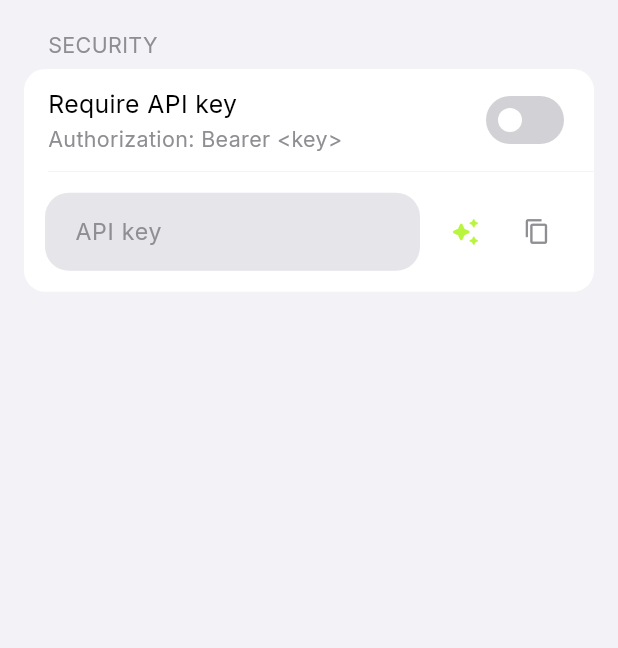
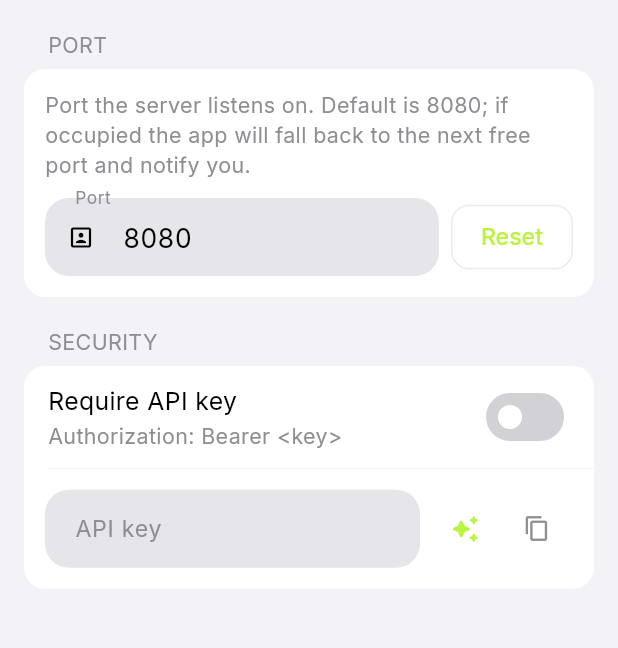
Before and after one commit to dollarbr/mobileLM, a Flutter app: the ServerView screen opened directly, on a phone screen of 412 x 824 dp, the part 408-1056 px from its top. Run offline on Flutter 3.47's test engine with Material 3 defaults, Android fonts, the phone set to English and light mode, and no system bars; our stand-ins replace battery_plus, device_info_plus, dio, file_picker, firebase_core, firebase_crashlytics and 12 more; missing offline and left inert: dart:ffi, flutter_background_service, gal, light_sensor, network_info_plus, screen_brightness and 1 more; accounts and stored records are empty; statements that could not run were skipped.

Commit message:
feat(server): configurable port with auto-fallback when occupied
- Add keyServerPort/defaultServerPort to AppConstants
- ServerController now reads/writes user-configured port from hive
- Port probe (isPortFree/findAvailablePort) walks 8081..9000 if the
  configured port is already bound
- Snack shows: "Port XXXX is already in use. Server will run on YYYY."
- ServerView gains a Port input + Reset button above the Security section
- Default port returns to 8080 (was hardcoded 8888)

```diff
--- a/lib/controllers/server_controller.dart
+++ b/lib/controllers/server_controller.dart
@@ -1,4 +1,5 @@
 import 'dart:async';
+import 'dart:io';
 import 'dart:math';
 
 import 'package:flutter/material.dart';
@@ -25,9 +26,15 @@ class ServerController extends GetxController {
   final useApiKey = false.obs;
   final apiKey = ''.obs;
 
+  /// User-configured port (default 8080). May be overridden at start time
+  /// if the user's choice is already in use.
+  final serverPort = RxInt(8080);
+
+  late final TextEditingController portCtrl;
   late final TextEditingController apiKeyCtrl;
 
-  static const int port = 8888;
+  static const int _defaultPort = 8080;
+  static const int _maxPortProbe = 9000;
 
   @override
   void onInit() {
@@ -35,7 +42,11 @@ class ServerController extends GetxController {
     useApiKey.value =
         _hive.getSetting<bool>(AppConstants.keyServerUseApiKey) ?? false;
     apiKey.value = _hive.getSetting<String>(AppConstants.keyServerApiKey) ?? '';
+    serverPort.value =
+        _hive.getSetting<int>(AppConstants.keyServerPort) ?? _defaultPort;
 
+    portCtrl =
+        TextEditingController(text: serverPort.value.toString());
     apiKeyCtrl = TextEditingController(text: apiKey.value);
   }
 
@@ -53,6 +64,25 @@ class ServerController extends GetxController {
     }
   }
 
+  /// Returns true when [port] is free to bind on all interfaces.
+  static Future<bool> isPortFree(int port) async {
+    try {
+      await ServerSocket.bind(InternetAddress.anyIPv4, port);
+      return true;
+    } catch (_) {
+      return false;
+    }
+  }
+
+  /// Start from [base] and walk up until an open port is found, or
+  /// [_maxPortProbe] is reached. Returns the first available port.
+  static Future<int> findAvailablePort(int base) async {
+    for (int p = base; p <= _maxPortProbe; p++) {
+      if (await isPortFree(p)) return p;
+    }
+    return base; // caller should show an error
+  }
+
   Future<void> startServer() async {
     if (isRunning.value || isStarting.value) return;
     lastError.value = null;
@@ -62,19 +92,45 @@ class ServerController extends GetxController {
       return;
     }
 
+    // Persist whatever port the user typed before probing.
+    await saveSettings();
+
+    // If the configured port is busy, find the next free one and inform
+    // the user so they know their setting was respected but couldn't be used.
+    final configured = serverPort.value;
+    if (configured != _defaultPort && !await isPortFree(configured)) {
+      final chosen = await findAvailablePort(configured + 1);
+      serverPort.value = chosen;
+      Get.snackbar(
+        'Port occupied',
+        'Port $configured is already in use. Server will run on $chosen.',
+        snackPosition: SnackPosition.BOTTOM,
+      );
+    } else if (configured != _defaultPort) {
+      // Port is free — just let the user know it was applied.
+      Get.snackbar(
+        'Server port set',
+        'Will listen on port $configured.',
+        snackPosition: SnackPosition.BOTTOM,
+        duration: const Duration(seconds: 2),
+      );
+    }
+
     isStarting.value = true;
     serverStatus.value = 'Starting server...';
-    await saveSettings();
 
     try {
       await _server.start(
-        port: port,
+        port: serverPort.value,
         apiKey: useApiKey.value ? apiKey.value : null,
         onLog: (message) => serverStatus.value = message,
       );
       localUrl.value = _server.localUrl;
       isRunning.value = true;
       serverStatus.value = 'Server running';
+      // Persist the actual port used (might differ from user setting).
+      await _hive.setSetting(
+          AppConstants.keyServerPort, serverPort.value);
     } catch (e) {
       lastError.value = '$e';
       serverStatus.value = 'Server failed';
@@ -96,6 +152,12 @@ class ServerController extends GetxController {
   Future<void> saveSettings() async {
     await _hive.setSetting(AppConstants.keyServerUseApiKey, useApiKey.value);
     await _hive.setSetting(AppConstants.keyServerApiKey, apiKey.value.trim());
+    // Save the port the user configured (may differ from what we actually bind).
+    final port = int.tryParse(portCtrl.text.trim());
+    if (port != null && port > 0 && port < 65536) {
+      serverPort.value = port;
+    }
+    await _hive.setSetting(AppConstants.keyServerPort, serverPort.value);
   }
 
   Future<void> generateApiKey() async {
@@ -112,12 +174,14 @@ class ServerController extends GetxController {
     Get.snackbar('Copied', '$label copied.');
   }
 
-  String get baseUrl => localUrl.value ?? 'http://localhost:$port';
+  String get baseUrl =>
+      localUrl.value ?? 'http://localhost:${serverPort.value}';
 
   String get openAiBaseUrl => '$baseUrl/v1';
 
   @override
   void onClose() {
+    portCtrl.dispose();
     apiKeyCtrl.dispose();
     unawaited(stopServer());
     super.onClose();
--- a/lib/core/constants.dart
+++ b/lib/core/constants.dart
@@ -61,6 +61,8 @@ class AppConstants {
   static const String keyScheduledTaskNotifications = 'scheduled_task_notifications';
   static const String keyServerApiKey = 'server_api_key';
   static const String keyServerUseApiKey = 'server_use_api_key';
+  static const String keyServerPort = 'server_port';
+  static const int defaultServerPort = 8080;
   static const String keyImageSteps = 'image_steps';
   static const String keyImageGenForceCpu = 'image_gen_force_cpu';
   /// CPU threads for llama.cpp. 0 means "half the cores".
--- a/lib/views/server_view.dart
+++ b/lib/views/server_view.dart
@@ -1,10 +1,12 @@
 import 'package:flutter/material.dart';
+import 'package:flutter/services.dart';
 import 'package:get/get.dart';
 import 'package:google_fonts/google_fonts.dart';
 import 'package:http/http.dart' as http;
 
 import '../controllers/server_controller.dart';
 import '../core/colors.dart';
+import '../core/constants.dart';
 
 class ServerView extends GetView<ServerController> {
   const ServerView({super.key});
@@ -116,6 +118,60 @@ class ServerView extends GetView<ServerController> {
                                   fontSize: 13,
                                   color: Theme.of(context).hintColor)),
                         ])),
+                  ])),
+            ]),
+            const SizedBox(height: 12),
+
+            // Port
+            _sectionLabel(context, 'PORT'),
+            _groupedCard(isDark, children: [
+              Padding(
+                  padding: const EdgeInsets.all(14),
+                  child: Column(crossAxisAlignment: CrossAxisAlignment.start, children: [
+                    Text(
+                        'Port the server listens on. Default is 8080; if '
+                        'occupied the app will fall back to the next free '
+                        'port and notify you.',
+                        style: GoogleFonts.inter(
+                            fontSize: 13,
+                            color: isDark
+                                ? const Color(0xFF8E8E93)
+                                : const Color(0xFF8E8E93))),
+                    const SizedBox(height: 12),
+                    Row(children: [
+                      Expanded(
+                        child: TextField(
+                          controller: controller.portCtrl,
+                          keyboardType: const TextInputType.numberWithOptions(
+                              signed: false),
+                          inputFormatters: [
+                            FilteringTextInputFormatter.digitsOnly,
+                          ],
+                          onChanged: (v) {
+                            final n = int.tryParse(v);
+                            if (n != null && n > 0 && n < 65536) {
+                              controller.serverPort.value = n;
+                            }
+                          },
+                          onSubmitted: (_) => controller.saveSettings(),
+                          decoration: const InputDecoration(
+                            labelText: 'Port',
+                            hintText: '8080',
+                            prefixIcon: Icon(Icons.portrait, size: 18),
+                          ),
+                        ),
+                      ),
+                      const SizedBox(width: 8),
+                      OutlinedButton(
+                        onPressed: () {
+                          controller.portCtrl.text =
+                              AppConstants.defaultServerPort.toString();
+                          controller.serverPort.value =
+                              AppConstants.defaultServerPort;
+                        },
+                        child: const Text('Reset'),
+                      ),
+                    ]),
                   ])),
             ]),
             const SizedBox(height: 12),
```
